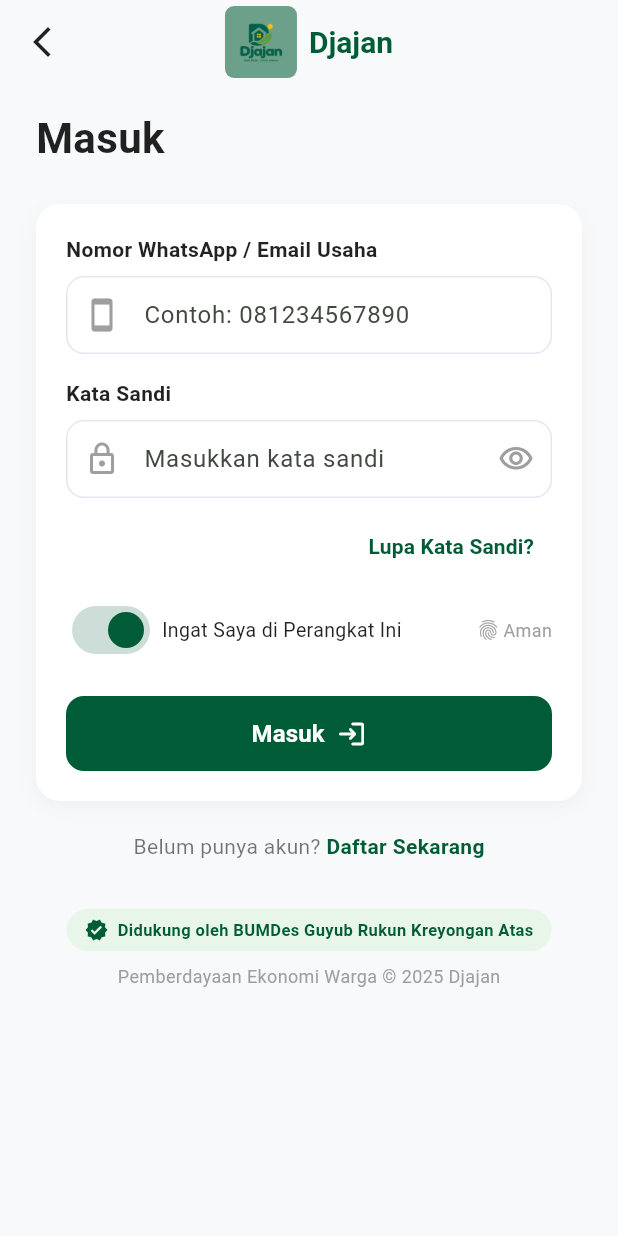
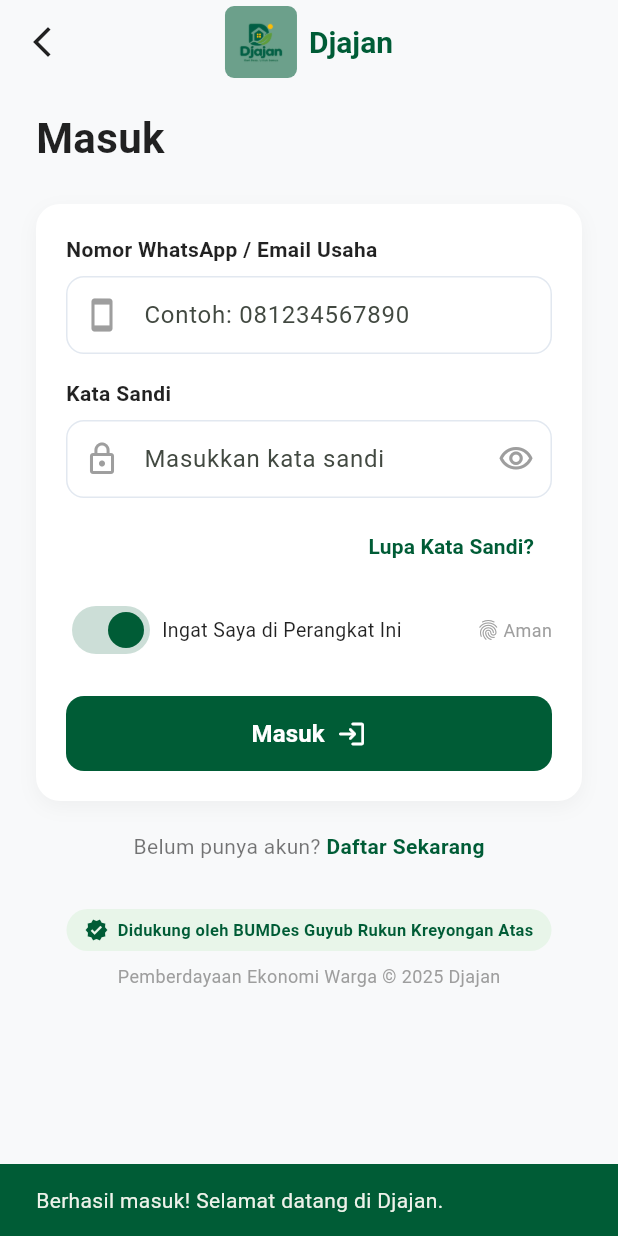
Before and after one commit to bgnrstudents/djajan-mobile, a Flutter app: the screen it shows after launch, after a tap on "Masuk", on a phone screen of 412 x 824 dp. Run offline on Flutter 3.47's test engine with Material 3 defaults, Android fonts, the phone set to English and light mode, and no system bars.

Commit message:
feat: penambahan notif login regis

```diff
--- a/lib/screens/auth/login_screen.dart
+++ b/lib/screens/auth/login_screen.dart
@@ -231,7 +231,18 @@
                         width: double.infinity,
                         height: 50,
                         child: ElevatedButton(
-                          onPressed: () {},
+                          onPressed: () {
+                            if (_formKey.currentState!.validate()) {
+                              ScaffoldMessenger.of(context).showSnackBar(
+                                const SnackBar(
+                                  content: Text('Berhasil masuk! Selamat datang di Djajan.'),
+                                  backgroundColor: primaryGreen,
+                                  duration: Duration(seconds: 2),
+                                ),
+                              );
+                              Navigator.pushReplacementNamed(context, '/customerHome');
+                            }
+                          },
                           style: ElevatedButton.styleFrom(
                             backgroundColor: primaryGreen,
                             shape: RoundedRectangleBorder(
@@ -257,8 +268,8 @@
                         ),
                       ),
                     ],
-                  ),
                 ),
+              ),
               ),
 
               const SizedBox(height: 20),
```
Also changed, not shown: lib/screens/auth/register_screen.dart (+14 -3 lines).
